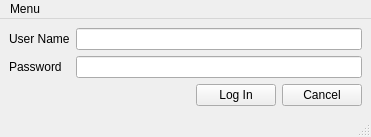
Qt form DesktopQT/mainwindow.ui (AlesKas/BAK) before a commit.
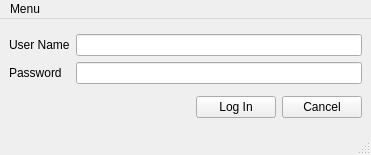
The same form after that commit.

```diff
--- a/DesktopQT/mainwindow.ui
+++ b/DesktopQT/mainwindow.ui
@@ -7,7 +7,7 @@
     <x>0</x>
     <y>0</y>
     <width>371</width>
-    <height>135</height>
+    <height>155</height>
    </rect>
   </property>
   <property name="windowTitle">
```
Left out of the diff: 4 changed lines with no effect on the pictures.
